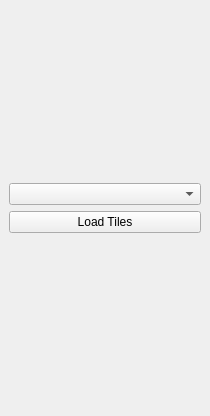
First picture: the form in getLSSplugin_dockwidget_base.ui, repository nejcd/LSSdownloader, before the edit.
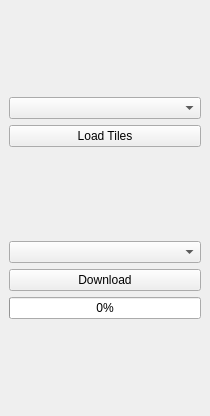
Second picture: the form after the edit.

```diff
--- a/getLSSplugin_dockwidget_base.ui
+++ b/getLSSplugin_dockwidget_base.ui
@@ -32,6 +32,30 @@
       </item>
      </layout>
     </item>
+    <item row="1" column="0">
+     <layout class="QVBoxLayout" name="verticalLayout">
+      <item>
+       <widget class="QComboBox" name="comboBoxProduct"/>
+      </item>
+      <item>
+       <widget class="QPushButton" name="pushButtonDownload">
+        <property name="text">
+         <string>Download</string>
+        </property>
+       </widget>
+      </item>
+      <item>
+       <widget class="QProgressBar" name="progressBar">
+        <property name="value">
+         <number>0</number>
+        </property>
+        <property name="textVisible">
+         <bool>true</bool>
+        </property>
+       </widget>
+      </item>
+     </layout>
+    </item>
    </layout>
   </widget>
  </widget>
```
Left out of the diff: 3 changed lines with no effect on the pictures.
